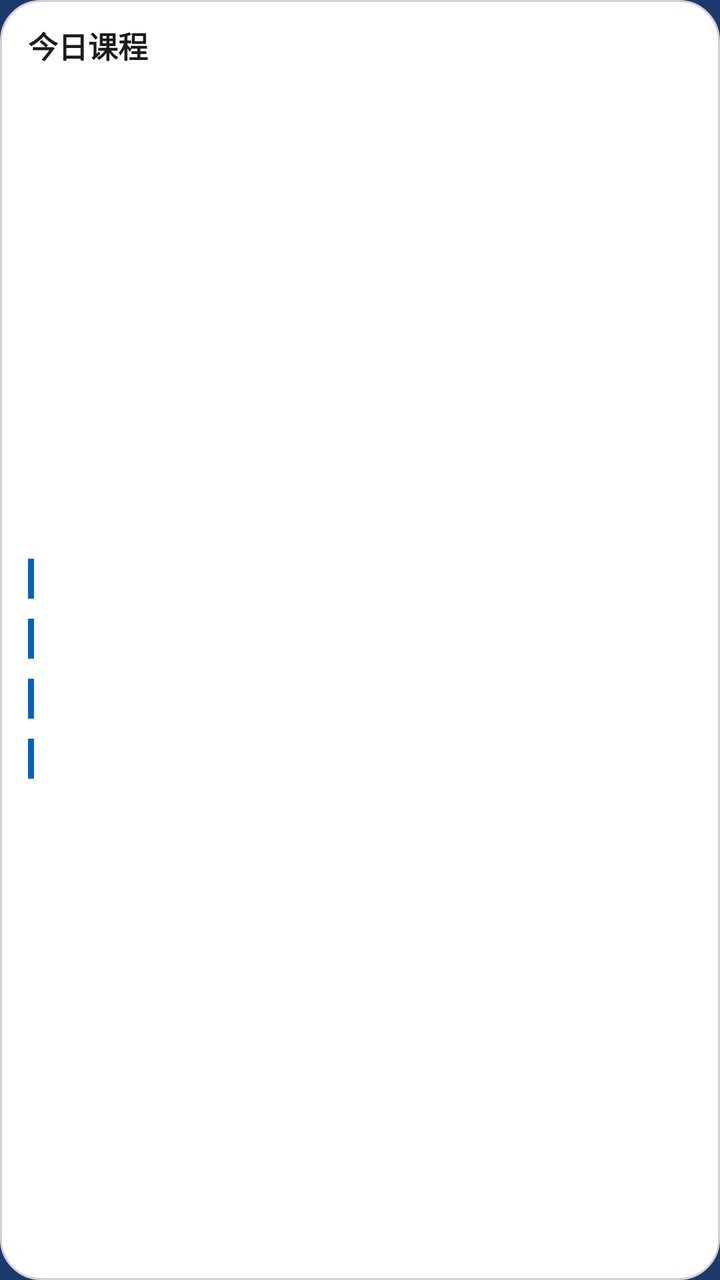
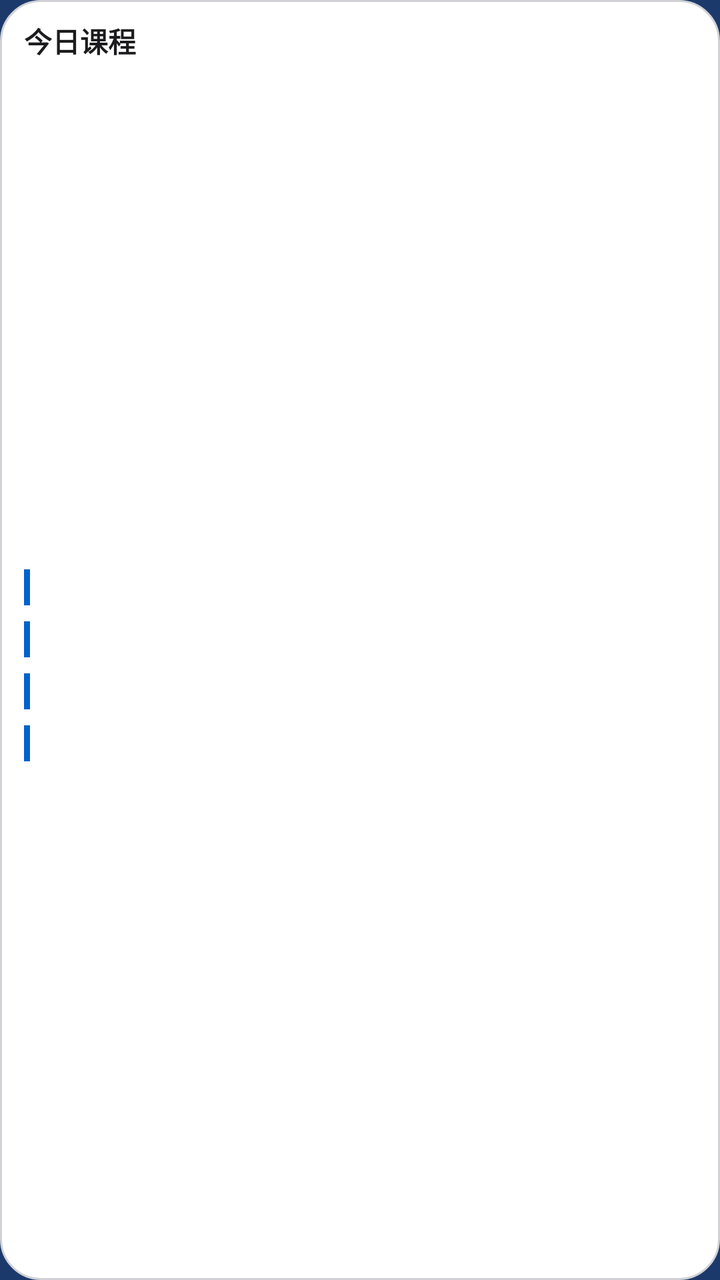

Screens rendered from an Android XML layout before and after an edit, with the pre-edit source and the edit as a unified diff.
<!-- AndroidManifest.xml: application theme AppTheme -->
<!-- res/layout/widget_today.xml -->
<?xml version="1.0" encoding="utf-8"?>
<LinearLayout xmlns:android="http://schemas.android.com/apk/res/android"
    android:id="@+id/w_root"
    android:layout_width="match_parent"
    android:layout_height="match_parent"
    android:background="@drawable/widget_bg"
    android:orientation="vertical"
    android:paddingStart="14dp"
    android:paddingTop="12dp"
    android:paddingEnd="14dp"
    android:paddingBottom="10dp">

    
    <LinearLayout
        android:layout_width="match_parent"
        android:layout_height="wrap_content"
        android:gravity="center_vertical"
        android:orientation="horizontal">

        <TextView
            android:layout_width="0dp"
            android:layout_height="wrap_content"
            android:layout_weight="1"
            android:includeFontPadding="false"
            android:maxLines="1"
            android:text="@string/widget_title"
            android:textColor="@color/w_ink"
            android:textSize="15sp"
            android:textStyle="bold" />

        <TextView
            android:id="@+id/w_week"
            android:layout_width="wrap_content"
            android:layout_height="wrap_content"
            android:includeFontPadding="false"
            android:maxLines="1"
            android:textColor="@color/w_sub"
            android:textSize="11sp" />
    </LinearLayout>

    
    <TextView
        android:id="@+id/w_sub"
        android:layout_width="match_parent"
        android:layout_height="wrap_content"
        android:layout_marginTop="1dp"
        android:ellipsize="end"
        android:includeFontPadding="false"
        android:maxLines="1"
        android:textColor="@color/w_sub"
        android:textSize="11sp" />

    
    <LinearLayout
        android:id="@+id/w_rows"
        android:layout_width="match_parent"
        android:layout_height="0dp"
        android:layout_marginTop="6dp"
        android:layout_weight="1"
        android:gravity="center_vertical"
        android:orientation="vertical">

        
        <LinearLayout
            android:id="@+id/w_row1"
            android:layout_width="match_parent"
            android:layout_height="30dp"
            android:gravity="center_vertical"
            android:orientation="horizontal">

            <TextView
                android:id="@+id/w_bar1"
                android:layout_width="3dp"
                android:layout_height="20dp"
                android:background="@color/course_required" />

            <TextView
                android:layout_width="wrap_content"
                android:layout_height="wrap_content"
                android:layout_marginStart="8dp"
                android:includeFontPadding="false"
                android:textColor="@color/w_sub"
                android:textSize="11sp"
                android:id="@+id/w_time1" />

            <LinearLayout
                android:layout_width="0dp"
                android:layout_height="wrap_content"
                android:layout_marginStart="8dp"
                android:layout_weight="1"
                android:orientation="vertical">

                <TextView
                    android:id="@+id/w_name1"
                    android:layout_width="match_parent"
                    android:layout_height="wrap_content"
                    android:ellipsize="end"
                    android:includeFontPadding="false"
                    android:maxLines="1"
                    android:textColor="@color/w_ink"
                    android:textSize="13sp" />

                <TextView
                    android:id="@+id/w_meta1"
                    android:layout_width="match_parent"
                    android:layout_height="wrap_content"
                    android:ellipsize="end"
                    android:includeFontPadding="false"
                    android:maxLines="1"
                    android:textColor="@color/w_sub"
                    android:textSize="10sp" />
            </LinearLayout>
        </LinearLayout>

        
        <LinearLayout
            android:id="@+id/w_row2"
            android:layout_width="match_parent"
            android:layout_height="30dp"
            android:gravity="center_vertical"
            android:orientation="horizontal">

            <TextView
                android:id="@+id/w_bar2"
                android:layout_width="3dp"
                android:layout_height="20dp"
                android:background="@color/course_required" />

            <TextView
                android:id="@+id/w_time2"
                android:layout_width="wrap_content"
                android:layout_height="wrap_content"
                android:layout_marginStart="8dp"
                android:includeFontPadding="false"
                android:textColor="@color/w_sub"
                android:textSize="11sp" />

            <LinearLayout
                android:layout_width="0dp"
                android:layout_height="wrap_content"
                android:layout_marginStart="8dp"
                android:layout_weight="1"
                android:orientation="vertical">

                <TextView
                    android:id="@+id/w_name2"
                    android:layout_width="match_parent"
                    android:layout_height="wrap_content"
                    android:ellipsize="end"
                    android:includeFontPadding="false"
                    android:maxLines="1"
                    android:textColor="@color/w_ink"
                    android:textSize="13sp" />

                <TextView
                    android:id="@+id/w_meta2"
                    android:layout_width="match_parent"
                    android:layout_height="wrap_content"
                    android:ellipsize="end"
                    android:includeFontPadding="false"
                    android:maxLines="1"
                    android:textColor="@color/w_sub"
                    android:textSize="10sp" />
            </LinearLayout>
        </LinearLayout>

        
        <LinearLayout
            android:id="@+id/w_row3"
            android:layout_width="match_parent"
            android:layout_height="30dp"
            android:gravity="center_vertical"
            android:orientation="horizontal">

            <TextView
                android:id="@+id/w_bar3"
                android:layout_width="3dp"
                android:layout_height="20dp"
                android:background="@color/course_required" />

            <TextView
                android:id="@+id/w_time3"
                android:layout_width="wrap_content"
                android:layout_height="wrap_content"
                android:layout_marginStart="8dp"
                android:includeFontPadding="false"
                android:textColor="@color/w_sub"
                android:textSize="11sp" />

            <LinearLayout
                android:layout_width="0dp"
                android:layout_height="wrap_content"
                android:layout_marginStart="8dp"
                android:layout_weight="1"
                android:orientation="vertical">

                <TextView
                    android:id="@+id/w_name3"
                    android:layout_width="match_parent"
                    android:layout_height="wrap_content"
                    android:ellipsize="end"
                    android:includeFontPadding="false"
                    android:maxLines="1"
                    android:textColor="@color/w_ink"
                    android:textSize="13sp" />

                <TextView
                    android:id="@+id/w_meta3"
                    android:layout_width="match_parent"
                    android:layout_height="wrap_content"
                    android:ellipsize="end"
                    android:includeFontPadding="false"
                    android:maxLines="1"
                    android:textColor="@color/w_sub"
                    android:textSize="10sp" />
            </LinearLayout>
        </LinearLayout>

        
        <LinearLayout
            android:id="@+id/w_row4"
            android:layout_width="match_parent"
            android:layout_height="30dp"
            android:gravity="center_vertical"
            android:orientation="horizontal">

            <TextView
                android:id="@+id/w_bar4"
                android:layout_width="3dp"
                android:layout_height="20dp"
                android:background="@color/course_required" />

            <TextView
                android:id="@+id/w_time4"
                android:layout_width="wrap_content"
                android:layout_height="wrap_content"
                android:layout_marginStart="8dp"
                android:includeFontPadding="false"
                android:textColor="@color/w_sub"
                android:textSize="11sp" />

            <LinearLayout
                android:layout_width="0dp"
                android:layout_height="wrap_content"
                android:layout_marginStart="8dp"
                android:layout_weight="1"
                android:orientation="vertical">

                <TextView
                    android:id="@+id/w_name4"
                    android:layout_width="match_parent"
                    android:layout_height="wrap_content"
                    android:ellipsize="end"
                    android:includeFontPadding="false"
                    android:maxLines="1"
                    android:textColor="@color/w_ink"
                    android:textSize="13sp" />

                <TextView
                    android:id="@+id/w_meta4"
                    android:layout_width="match_parent"
                    android:layout_height="wrap_content"
                    android:ellipsize="end"
                    android:includeFontPadding="false"
                    android:maxLines="1"
                    android:textColor="@color/w_sub"
                    android:textSize="10sp" />
            </LinearLayout>
        </LinearLayout>
    </LinearLayout>

    
    <TextView
        android:id="@+id/w_empty"
        android:layout_width="match_parent"
        android:layout_height="wrap_content"
        android:layout_marginTop="8dp"
        android:maxLines="2"
        android:text="@string/widget_empty"
        android:textColor="@color/w_sub"
        android:textSize="12sp"
        android:visibility="gone" />

    <TextView
        android:id="@+id/w_foot"
        android:layout_width="match_parent"
        android:layout_height="wrap_content"
        android:layout_marginTop="2dp"
        android:ellipsize="end"
        android:includeFontPadding="false"
        android:maxLines="1"
        android:textColor="@color/w_sub"
        android:textSize="11sp" />
</LinearLayout>
<!-- resources referenced by this layout -->
<resources>
  <color name="course_required">#0062CC</color>
  <color name="w_ink">#1C1C1E</color>
  <color name="w_sub">#737379</color>
  <!-- drawable widget_bg (drawable) -->
  <?xml version="1.0" encoding="utf-8"?>
  <shape xmlns:android="http://schemas.android.com/apk/res/android"
      android:shape="rectangle">
      <solid android:color="@color/w_bg" />
      <stroke
          android:width="1dp"
          android:color="@color/w_line" />
      <corners android:radius="20dp" />
  </shape>
  <string name="widget_empty">还没有课表\n打开 App 进入「课表」自动同步一次</string>
  <string name="widget_title">今日课程</string>
  <style name="AppTheme" parent="android:Theme.Material.Light.NoActionBar">
          <item name="android:statusBarColor">@color/brand_primary</item>
          
          <item name="android:windowLightStatusBar">false</item>
          <item name="android:navigationBarColor">@color/bg_page</item>
          
          <item name="android:windowBackground">@drawable/splash_bg</item>
          <item name="android:windowNoTitle">true</item>
      </style>
  <color name="w_bg">#FFFFFF</color>
  <color name="w_line">#D1D1D6</color>
  <color name="brand_primary">#1B3A6B</color>
  <color name="bg_page">#F6F7F9</color>
  <!-- drawable splash_bg (drawable) -->
  <?xml version="1.0" encoding="utf-8"?>
  <layer-list xmlns:android="http://schemas.android.com/apk/res/android">
      <item android:drawable="@color/brand_primary" />
  </layer-list>
</resources>

<!-- the commit's change to res/layout/widget_today.xml (unified diff, before → after) -->
@@ -5,10 +5,10 @@
     android:layout_height="match_parent"
     android:background="@drawable/widget_bg"
     android:orientation="vertical"
-    android:paddingStart="14dp"
-    android:paddingTop="12dp"
-    android:paddingEnd="14dp"
-    android:paddingBottom="10dp">
+    android:paddingStart="12dp"
+    android:paddingTop="10dp"
+    android:paddingEnd="12dp"
+    android:paddingBottom="8dp">
 
     
     <LinearLayout
@@ -25,7 +25,7 @@
             android:maxLines="1"
             android:text="@string/widget_title"
             android:textColor="@color/w_ink"
-            android:textSize="15sp"
+            android:textSize="14sp"
             android:textStyle="bold" />
 
         <TextView
@@ -35,7 +35,7 @@
             android:includeFontPadding="false"
             android:maxLines="1"
             android:textColor="@color/w_sub"
-            android:textSize="11sp" />
+            android:textSize="10sp" />
     </LinearLayout>
 
     
@@ -48,14 +48,14 @@
         android:includeFontPadding="false"
         android:maxLines="1"
         android:textColor="@color/w_sub"
-        android:textSize="11sp" />
+        android:textSize="10sp" />
 
     
     <LinearLayout
         android:id="@+id/w_rows"
         android:layout_width="match_parent"
         android:layout_height="0dp"
-        android:layout_marginTop="6dp"
+        android:layout_marginTop="4dp"
         android:layout_weight="1"
         android:gravity="center_vertical"
         android:orientation="vertical">
@@ -64,14 +64,14 @@
         <LinearLayout
             android:id="@+id/w_row1"
             android:layout_width="match_parent"
-            android:layout_height="30dp"
+            android:layout_height="26dp"
             android:gravity="center_vertical"
             android:orientation="horizontal">
 
             <TextView
                 android:id="@+id/w_bar1"
                 android:layout_width="3dp"
-                android:layout_height="20dp"
+                android:layout_height="18dp"
                 android:background="@color/course_required" />
 
             <TextView
@@ -80,7 +80,7 @@
                 android:layout_marginStart="8dp"
                 android:includeFontPadding="false"
                 android:textColor="@color/w_sub"
-                android:textSize="11sp"
+                android:textSize="10sp"
                 android:id="@+id/w_time1" />
 
             <LinearLayout
@@ -98,7 +98,7 @@
                     android:includeFontPadding="false"
                     android:maxLines="1"
                     android:textColor="@color/w_ink"
-                    android:textSize="13sp" />
+                    android:textSize="12sp" />
 
                 <TextView
                     android:id="@+id/w_meta1"
@@ -116,14 +116,14 @@
         <LinearLayout
             android:id="@+id/w_row2"
             android:layout_width="match_parent"
-            android:layout_height="30dp"
+            android:layout_height="26dp"
             android:gravity="center_vertical"
             android:orientation="horizontal">
 
             <TextView
                 android:id="@+id/w_bar2"
                 android:layout_width="3dp"
-                android:layout_height="20dp"
+                android:layout_height="18dp"
                 android:background="@color/course_required" />
 
             <TextView
@@ -133,7 +133,7 @@
                 android:layout_marginStart="8dp"
                 android:includeFontPadding="false"
                 android:textColor="@color/w_sub"
-                android:textSize="11sp" />
+                android:textSize="10sp" />
 
             <LinearLayout
                 android:layout_width="0dp"
@@ -150,7 +150,7 @@
                     android:includeFontPadding="false"
                     android:maxLines="1"
                     android:textColor="@color/w_ink"
-                    android:textSize="13sp" />
+                    android:textSize="12sp" />
 
                 <TextView
                     android:id="@+id/w_meta2"
@@ -168,14 +168,14 @@
         <LinearLayout
             android:id="@+id/w_row3"
             android:layout_width="match_parent"
-            android:layout_height="30dp"
+            android:layout_height="26dp"
             android:gravity="center_vertical"
             android:orientation="horizontal">
 
             <TextView
                 android:id="@+id/w_bar3"
                 android:layout_width="3dp"
-                android:layout_height="20dp"
+                android:layout_height="18dp"
                 android:background="@color/course_required" />
 
             <TextView
@@ -185,7 +185,7 @@
                 android:layout_marginStart="8dp"
                 android:includeFontPadding="false"
                 android:textColor="@color/w_sub"
-                android:textSize="11sp" />
+                android:textSize="10sp" />
 
             <LinearLayout
                 android:layout_width="0dp"
@@ -202,7 +202,7 @@
                     android:includeFontPadding="false"
                     android:maxLines="1"
                     android:textColor="@color/w_ink"
-                    android:textSize="13sp" />
+                    android:textSize="12sp" />
 
                 <TextView
                     android:id="@+id/w_meta3"
@@ -220,14 +220,14 @@
         <LinearLayout
             android:id="@+id/w_row4"
             android:layout_width="match_parent"
-            android:layout_height="30dp"
+            android:layout_height="26dp"
             android:gravity="center_vertical"
             android:orientation="horizontal">
 
             <TextView
                 android:id="@+id/w_bar4"
                 android:layout_width="3dp"
-                android:layout_height="20dp"
+                android:layout_height="18dp"
                 android:background="@color/course_required" />
 
             <TextView
@@ -237,7 +237,7 @@
                 android:layout_marginStart="8dp"
                 android:includeFontPadding="false"
                 android:textColor="@color/w_sub"
-                android:textSize="11sp" />
+                android:textSize="10sp" />
 
             <LinearLayout
                 android:layout_width="0dp"
@@ -254,7 +254,7 @@
                     android:includeFontPadding="false"
                     android:maxLines="1"
                     android:textColor="@color/w_ink"
-                    android:textSize="13sp" />
+                    android:textSize="12sp" />
 
                 <TextView
                     android:id="@+id/w_meta4"
@@ -268,6 +268,19 @@
             </LinearLayout>
         </LinearLayout>
     </LinearLayout>
+
+    
+    <TextView
+        android:id="@+id/w_none"
+        android:layout_width="match_parent"
+        android:layout_height="0dp"
+        android:layout_weight="1"
+        android:gravity="center"
+        android:maxLines="2"
+        android:text="@string/widget_none"
+        android:textColor="@color/w_sub"
+        android:textSize="12sp"
+        android:visibility="gone" />
 
     
     <TextView
@@ -290,5 +303,5 @@
         android:includeFontPadding="false"
         android:maxLines="1"
         android:textColor="@color/w_sub"
-        android:textSize="11sp" />
+        android:textSize="10sp" />
 </LinearLayout>
<!-- resource entries referenced after the edit -->
@@ -14,6 +14,7 @@
       <corners android:radius="20dp" />
   </shape>
   <string name="widget_empty">还没有课表\n打开 App 进入「课表」自动同步一次</string>
+  <string name="widget_none">今天没有课</string>
   <string name="widget_title">今日课程</string>
   <style name="AppTheme" parent="android:Theme.Material.Light.NoActionBar">
           <item name="android:statusBarColor">@color/brand_primary</item>
